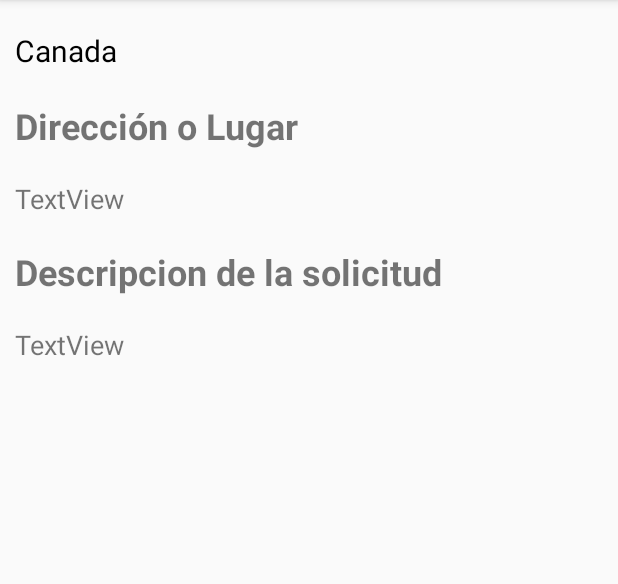
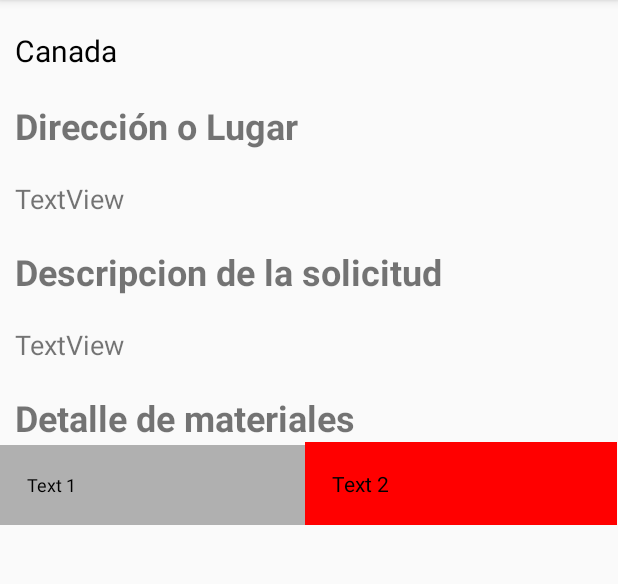
Before and after one commit to AndTinuviel/Android, an Android app: the GalleryActivity screen opened directly, with no data from a screen before it, on a phone screen of 412 x 824 dp, the part 84-668 px from its top. Run offline under Robolectric (Android 15) with nearby library versions, the phone set to English and light mode, and no system bars; pictures from the network do not load.

```diff
--- a/app/src/main/res/layout/activity_gallery.xml
+++ b/app/src/main/res/layout/activity_gallery.xml
@@ -54,4 +54,54 @@
         android:text="TextView"
         android:textSize="18sp" />
 
+    <TextView
+        android:id="@+id/txtDetalle"
+        android:layout_width="match_parent"
+        android:layout_height="wrap_content"
+        android:layout_marginLeft="10dp"
+        android:layout_marginTop="20dp"
+        android:text="Detalle de materiales"
+        android:textSize="24sp"
+        android:textStyle="bold" />
+
+
+    <TableLayout xmlns:android="http://schemas.android.com/apk/res/android"
+        android:id="@+id/simpleTableLayout"
+        android:layout_width="match_parent"
+        android:layout_height="match_parent"
+        android:stretchColumns="*"> <!-- stretch the second column of the layout-->
+
+        <!-- first row of the table layout-->
+        <TableRow
+
+            android:id="@+id/fila"
+            android:layout_width="fill_parent"
+            android:layout_height="wrap_content">
+
+            <!-- first element of the row-->
+            <TextView
+
+                android:id="@+id/simpleTextView"
+                android:layout_width="wrap_content"
+                android:layout_height="55dp"
+                android:background="#b0b0b0"
+                android:padding="18dip"
+                android:text="Text 1"
+                android:textColor="#000"
+                android:textSize="12dp" />
+
+            <TextView
+
+                android:id="@+id/simpleTextView1"
+                android:layout_width="wrap_content"
+                android:layout_height="wrap_content"
+                android:background="#FF0000"
+                android:padding="18dip"
+                android:text="Text 2"
+                android:textColor="#000"
+                android:textSize="14dp" />
+
+        </TableRow>
+    </TableLayout>
+
 </LinearLayout>
```
Also changed, not shown: app/src/main/java/service/proinman/proinmanappmovil/GalleryActivity.java (+54 -8 lines).
